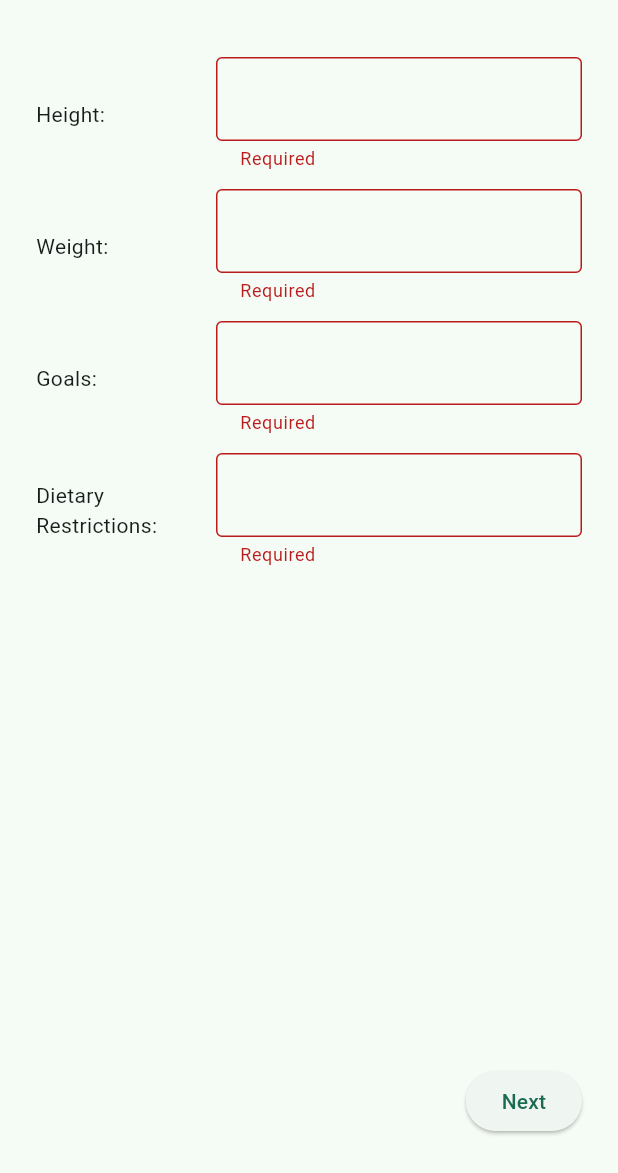
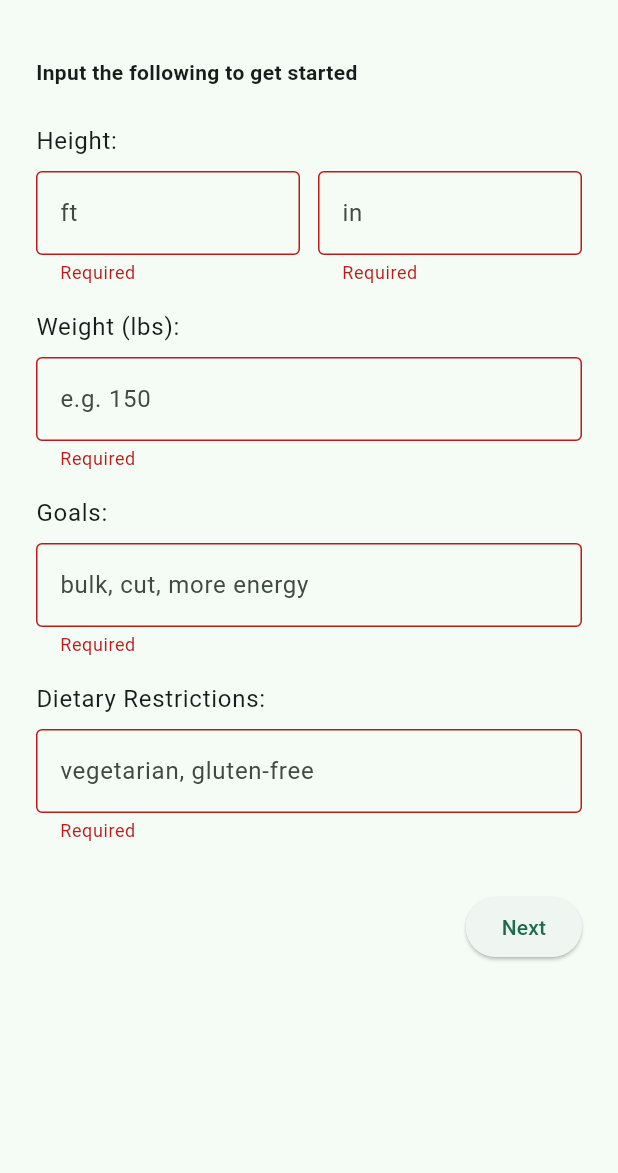
Before and after one commit to ChatanyaSarin/krupp-diet-app, a Flutter app: the screen it shows after launch, after a tap on "Next", on a phone screen of 412 x 824 dp, the part 63-1236 px from its top. Run offline on Flutter 3.47's test engine with Material 3 defaults, Android fonts, the phone set to English and light mode, and no system bars.

Commit message:
made flutter app changes

```diff
--- a/frontend/krupp_diet_app/lib/main.dart
+++ b/frontend/krupp_diet_app/lib/main.dart
@@ -1,4 +1,5 @@
 import 'package:flutter/material.dart';
+import 'package:flutter/services.dart';
 
 void main() => runApp(const DietApp());
 
@@ -9,11 +10,11 @@ class DietApp extends StatelessWidget {
   Widget build(BuildContext context) {
     return MaterialApp(
       title: 'Krupp Diet App',
+      debugShowCheckedModeBanner: false,
       theme: ThemeData(
         colorSchemeSeed: const Color(0xFF008060),
         useMaterial3: true,
       ),
-      debugShowCheckedModeBanner: false,
       initialRoute: SetupScreen.route,
       routes: {
         SetupScreen.route: (_) => const SetupScreen(),
@@ -39,14 +40,16 @@ class SetupScreen extends StatefulWidget {
 class _SetupScreenState extends State<SetupScreen> {
   final _formKey = GlobalKey<FormState>();
 
-  final _heightCtrl = TextEditingController();
+  final _feetCtrl = TextEditingController();
+  final _inchesCtrl = TextEditingController();
   final _weightCtrl = TextEditingController();
   final _goalsCtrl = TextEditingController();
   final _restrictionsCtrl = TextEditingController();
 
   @override
   void dispose() {
-    _heightCtrl.dispose();
+    _feetCtrl.dispose();
+    _inchesCtrl.dispose();
     _weightCtrl.dispose();
     _goalsCtrl.dispose();
     _restrictionsCtrl.dispose();
@@ -62,22 +65,33 @@ class _SetupScreenState extends State<SetupScreen> {
   @override
   Widget build(BuildContext context) {
     return Scaffold(
-      appBar: AppBar(title: const Text('Welcome to the Krupp Diet App')),
-      body: Padding(
+      appBar: AppBar(
+        title: const Text('Welcome to the Krupp Diet App'),
+        leading: Navigator.canPop(context) ? const BackButton() : null,
+      ),
+      body: SingleChildScrollView(
         padding: const EdgeInsets.all(24),
         child: Form(
           key: _formKey,
           child: Column(
             crossAxisAlignment: CrossAxisAlignment.start,
             children: [
-              _buildField(label: 'Height', controller: _heightCtrl),
-              const SizedBox(height: 12),
-              _buildField(label: 'Weight', controller: _weightCtrl),
-              const SizedBox(height: 12),
-              _buildField(label: 'Goals', controller: _goalsCtrl),
-              const SizedBox(height: 12),
-              _buildField(label: 'Dietary Restrictions', controller: _restrictionsCtrl),
-              const Spacer(),
+              const Text('Input the following to get started', style: TextStyle(fontWeight: FontWeight.bold)),
+              const SizedBox(height: 24),
+              Text('Height:', style: Theme.of(context).textTheme.bodyLarge),
+              const SizedBox(height: 8),
+              Row(children: [
+                Expanded(child: _numberField(controller: _feetCtrl, hint: 'ft', suffix: 'ft')),
+                const SizedBox(width: 12),
+                Expanded(child: _numberField(controller: _inchesCtrl, hint: 'in', suffix: 'in')),
+              ]),
+              const SizedBox(height: 16),
+              _labelledField(label: 'Weight (lbs):', controller: _weightCtrl, hint: 'e.g. 150', suffix: 'lbs', isNumber: true),
+              const SizedBox(height: 16),
+              _labelledField(label: 'Goals:', controller: _goalsCtrl, hint: 'bulk, cut, more energy'),
+              const SizedBox(height: 16),
+              _labelledField(label: 'Dietary Restrictions:', controller: _restrictionsCtrl, hint: 'vegetarian, gluten‑free'),
+              const SizedBox(height: 32),
               Align(
                 alignment: Alignment.centerRight,
                 child: ElevatedButton(
@@ -92,16 +106,52 @@ class _SetupScreenState extends State<SetupScreen> {
     );
   }
 
-  Widget _buildField({required String label, required TextEditingController controller}) {
-    return Row(
+  /* ------------------------------- widgets -------------------------------- */
+
+  Widget _numberField({required TextEditingController controller, String? hint, String? suffix}) {
+    return TextFormField(
+      controller: controller,
+      decoration: InputDecoration(
+        hintText: hint,
+        suffixText: suffix,
+        border: const OutlineInputBorder(),
+      ),
+      keyboardType: TextInputType.number,
+      inputFormatters: [FilteringTextInputFormatter.digitsOnly],
+      validator: (v) {
+        if (v == null || v.isEmpty) return 'Required';
+        if (int.tryParse(v) == null) return 'Enter a number';
+        return null;
+      },
+    );
+  }
+
+  Widget _labelledField({
+    required String label,
+    required TextEditingController controller,
+    String? hint,
+    String? suffix,
+    bool isNumber = false,
+  }) {
+    return Column(
+      crossAxisAlignment: CrossAxisAlignment.start,
       children: [
-        SizedBox(width: 120, child: Text('$label:')),
-        Expanded(
-          child: TextFormField(
-            controller: controller,
-            decoration: const InputDecoration(border: OutlineInputBorder()),
-            validator: (v) => v == null || v.isEmpty ? 'Required' : null,
+        Text(label, style: Theme.of(context).textTheme.bodyLarge),
+        const SizedBox(height: 8),
+        TextFormField(
+          controller: controller,
+          decoration: InputDecoration(
+            hintText: hint,
+            suffixText: suffix,
+            border: const OutlineInputBorder(),
           ),
+          keyboardType: isNumber ? TextInputType.number : TextInputType.text,
+          inputFormatters: isNumber ? [FilteringTextInputFormatter.digitsOnly] : null,
+          validator: (v) {
+            if (v == null || v.isEmpty) return 'Required';
+            if (isNumber && int.tryParse(v) == null) return 'Enter a number';
+            return null;
+          },
         ),
       ],
     );
@@ -109,7 +159,7 @@ class _SetupScreenState extends State<SetupScreen> {
 }
 
 /* -------------------------------------------------------------------------- */
-/*                         INITIAL MEAL SUGGESTIONS PAGE                      */
+/*                    INITIAL MEAL SUGGESTIONS (10 meals)                     */
 /* -------------------------------------------------------------------------- */
 class InitialSuggestionsScreen extends StatelessWidget {
   const InitialSuggestionsScreen({super.key});
@@ -120,31 +170,34 @@ class InitialSuggestionsScreen extends StatelessWidget {
     final meals = List.generate(10, (i) => 'Meal ${i + 1}');
 
     return Scaffold(
-      appBar: AppBar(title: const Text('Suggested Meals')),
+      appBar: AppBar(
+        title: const Text('Initial Suggested Meals'),
+        leading: Navigator.canPop(context) ? const BackButton() : null,
+      ),
       body: Padding(
         padding: const EdgeInsets.all(16),
         child: GridView.builder(
+          itemCount: meals.length,
           gridDelegate: const SliverGridDelegateWithFixedCrossAxisCount(
             crossAxisCount: 2,
-            childAspectRatio: 0.75,
             mainAxisSpacing: 16,
             crossAxisSpacing: 16,
+            childAspectRatio: 0.75,
           ),
-          itemCount: meals.length,
-          itemBuilder: (_, index) => MealCard(title: meals[index]),
+          itemBuilder: (_, idx) => MealCard(title: meals[idx]),
         ),
       ),
       floatingActionButton: FloatingActionButton.extended(
+        icon: const Icon(Icons.arrow_forward),
+        label: const Text('Next'),
         onPressed: () => Navigator.pushReplacementNamed(context, BiomarkerInputScreen.route),
-        label: const Text('Next'),
-        icon: const Icon(Icons.arrow_forward),
       ),
     );
   }
 }
 
 /* -------------------------------------------------------------------------- */
-/*                        DAILY BIOMARKER INPUT PAGE                          */
+/*                        DAILY BIOMARKER INPUT (ints)                        */
 /* -------------------------------------------------------------------------- */
 class BiomarkerInputScreen extends StatefulWidget {
   const BiomarkerInputScreen({super.key});
@@ -155,50 +208,55 @@ class BiomarkerInputScreen extends StatefulWidget {
 }
 
 class _BiomarkerInputScreenState extends State<BiomarkerInputScreen> {
-  final List<TextEditingController> _controllers = List.generate(4, (_) => TextEditingController());
+  final List<TextEditingController> _ctrls = List.generate(4, (_) => TextEditingController());
 
   @override
   void dispose() {
-    for (final c in _controllers) {
+    for (final c in _ctrls) {
       c.dispose();
     }
     super.dispose();
   }
 
   void _continue() {
+    final invalid = _ctrls.any((c) => c.text.isEmpty || int.tryParse(c.text) == null);
+    if (invalid) {
+      ScaffoldMessenger.of(context).showSnackBar(const SnackBar(content: Text('Enter numbers for all biomarkers')));
+      return;
+    }
     Navigator.pushReplacementNamed(context, DailySuggestionsScreen.route);
   }
 
   @override
   Widget build(BuildContext context) {
     return Scaffold(
-      appBar: AppBar(title: const Text('How Are You Feeling?')),
+      appBar: AppBar(
+        title: const Text('How Are You Feeling?'),
+        leading: Navigator.canPop(context) ? const BackButton() : null,
+      ),
       body: Padding(
         padding: const EdgeInsets.all(24),
         child: Column(
           crossAxisAlignment: CrossAxisAlignment.start,
           children: [
             for (int i = 0; i < 4; i++) ...[
-              Row(
-                children: [
-                  SizedBox(width: 100, child: Text('Biomarker ${i + 1}:')),
-                  Expanded(
-                    child: TextField(
-                      controller: _controllers[i],
-                      decoration: const InputDecoration(border: OutlineInputBorder()),
-                    ),
-                  ),
-                ],
+              Text('Biomarker ${i + 1}:', style: Theme.of(context).textTheme.bodyLarge),
+              const SizedBox(height: 8),
+              TextField(
+                controller: _ctrls[i],
+                decoration: const InputDecoration(
+                  hintText: '0‑10',
+                  border: OutlineInputBorder(),
+                ),
+                keyboardType: TextInputType.number,
+                inputFormatters: [FilteringTextInputFormatter.digitsOnly],
               ),
-              const SizedBox(height: 12),
+              const SizedBox(height: 16),
             ],
             const Spacer(),
             Align(
               alignment: Alignment.centerRight,
-              child: ElevatedButton(
-                onPressed: _continue,
-                child: const Text('Next'),
-              ),
+              child: ElevatedButton(onPressed: _continue, child: const Text('Next')),
             ),
           ],
         ),
@@ -208,7 +266,7 @@ class _BiomarkerInputScreenState extends State<BiomarkerInputScreen> {
 }
 
 /* -------------------------------------------------------------------------- */
-/*                         DAILY MEAL SUGGESTIONS PAGE                        */
+/*                 DAILY SUGGESTIONS PAGE (5 per meal type)                   */
 /* -------------------------------------------------------------------------- */
 class DailySuggestionsScreen extends StatelessWidget {
   const DailySuggestionsScreen({super.key});
@@ -220,14 +278,15 @@ class DailySuggestionsScreen extends StatelessWidget {
       length: 3,
       child: Scaffold(
         appBar: AppBar(
-          title: const Text('Suggested Meals'),
+          title: const Text('Daily Suggested Meals'),
+          leading: Navigator.canPop(context) ? const BackButton() : null,
           bottom: const TabBar(tabs: [
             Tab(text: 'Breakfast'),
             Tab(text: 'Lunch'),
             Tab(text: 'Dinner'),
           ]),
         ),
-        body: const TabBarView(children: [
+        body: TabBarView(children: const [
           MealList(mealType: 'Breakfast'),
           MealList(mealType: 'Lunch'),
           MealList(mealType: 'Dinner'),
@@ -249,38 +308,30 @@ class MealCard extends StatefulWidget {
 }
 
 class _MealCardState extends State<MealCard> {
-  bool? liked; // null = undecided, true = like, false = dislike
+  bool? liked; // null = undecided
 
   @override
   Widget build(BuildContext context) {
     return Card(
-      elevation: 2,
+      elevation: 3,
       child: Padding(
         padding: const EdgeInsets.all(12),
         child: Column(
           crossAxisAlignment: CrossAxisAlignment.start,
           children: [
             Text(widget.title, style: Theme.of(context).textTheme.titleMedium),
-            const SizedBox(height: 8),
+            const Divider(),
             const Text('Ingredients:', style: TextStyle(fontWeight: FontWeight.bold)),
-            const Expanded(
-              child: SingleChildScrollView(
-                child: Text('• Lorem ipsum\n• Dolor sit\n• Amet consectetur\n• Adipiscing elit'),
-              ),
-            ),
-            const SizedBox(height: 8),
+            const Expanded(child: Text('• Lorem ipsum\n• Dolor sit\n• Amet consectetur\n• Adipiscing elit', maxLines: 4, overflow: TextOverflow.ellipsis)),
+            const SizedBox(height: 4),
             const Text('Steps:', style: TextStyle(fontWeight: FontWeight.bold)),
-            const Expanded(
-              child: SingleChildScrollView(
-                child: Text('1. Lorem ipsum dolor sit amet, consectetur.\n2. Elit sed do eiusmod tempor incididunt ut.'),
-              ),
-            ),
+            const Expanded(child: Text('1. Lorem ipsum dolor sit amet.\n2. Consectetur adipiscing elit.', maxLines: 4, overflow: TextOverflow.ellipsis)),
             const SizedBox(height: 8),
             Row(
-              mainAxisAlignment: MainAxisAlignment.spaceBetween,
+              mainAxisAlignment: MainAxisAlignment.spaceEvenly,
               children: [
-                _feedbackButton(label: 'Like', isPositive: true),
-                _feedbackButton(label: 'Dislike', isPositive: false),
+                _fbBtn('Like', true, Colors.green),
+                _fbBtn('Dislike', false, Colors.red),
               ],
             ),
           ],
@@ -289,17 +340,17 @@ class _MealCardState extends State<MealCard> {
     );
   }
 
-  Widget _feedbackButton({required String label, required bool isPositive}) {
-    final selected = liked == isPositive;
-    return ElevatedButton(
-      onPressed: () => setState(() => liked = isPositive),
-      style: ElevatedButton.styleFrom(
-        backgroundColor: selected
-            ? (isPositive ? Colors.green : Colors.red)
-            : Colors.grey.shade300,
-        foregroundColor: selected ? Colors.white : Colors.black,
+  Widget _fbBtn(String label, bool value, Color color) {
+    final selected = liked == value;
+    return Expanded(
+      child: OutlinedButton(
+        style: OutlinedButton.styleFrom(
+          backgroundColor: selected ? color : null,
+          foregroundColor: selected ? Colors.white : Colors.black,
+        ),
+        onPressed: () => setState(() => liked = value),
+        child: Text(label),
       ),
-      child: Text(label),
     );
   }
 }
@@ -311,13 +362,11 @@ class MealList extends StatelessWidget {
   @override
   Widget build(BuildContext context) {
     final meals = List.generate(5, (i) => '$mealType Meal ${i + 1}');
-    return Padding(
+    return ListView.separated(
       padding: const EdgeInsets.all(16),
-      child: ListView.separated(
-        itemCount: meals.length,
-        separatorBuilder: (_, __) => const SizedBox(height: 12),
-        itemBuilder: (_, index) => MealCard(title: meals[index]),
-      ),
+      separatorBuilder: (_, __) => const SizedBox(height: 12),
+      itemCount: meals.length,
+      itemBuilder: (_, idx) => SizedBox(height: 220, child: MealCard(title: meals[idx])),
     );
   }
 }
```
